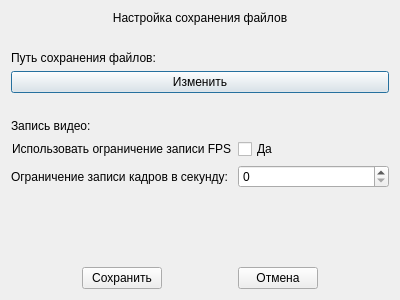
Qt form writersettings.ui (ptaxom/CurseWork) before a commit.
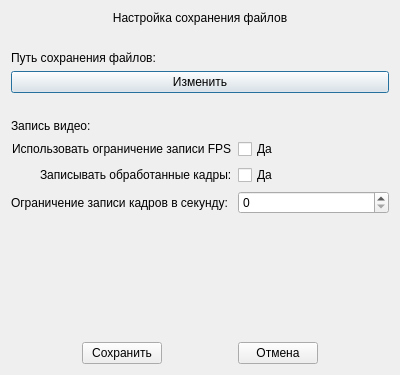
The same form after that commit.

```diff
--- a/writersettings.ui
+++ b/writersettings.ui
@@ -10,19 +10,19 @@
     <x>0</x>
     <y>0</y>
     <width>400</width>
-    <height>300</height>
+    <height>375</height>
    </rect>
   </property>
   <property name="minimumSize">
    <size>
     <width>400</width>
-    <height>300</height>
+    <height>375</height>
    </size>
   </property>
   <property name="maximumSize">
    <size>
     <width>400</width>
-    <height>300</height>
+    <height>500</height>
    </size>
   </property>
   <property name="windowTitle">
@@ -150,16 +150,30 @@
        </property>
       </widget>
      </item>
-     <item row="1" column="0">
+     <item row="2" column="0">
       <widget class="QLabel" name="label_5">
        <property name="text">
         <string>Ограничение записи кадров в секунду: </string>
        </property>
       </widget>
      </item>
-     <item row="1" column="1">
+     <item row="2" column="1">
       <widget class="QSpinBox" name="spbPrefferedFPS"/>
      </item>
+     <item row="1" column="0">
+      <widget class="QLabel" name="label_6">
+       <property name="text">
+        <string>Записывать обработанные кадры:</string>
+       </property>
+      </widget>
+     </item>
+     <item row="1" column="1">
+      <widget class="QCheckBox" name="cbRecordProcessedImage">
+       <property name="text">
+        <string>Да</string>
+       </property>
+      </widget>
+     </item>
     </layout>
    </item>
    <item>
```
